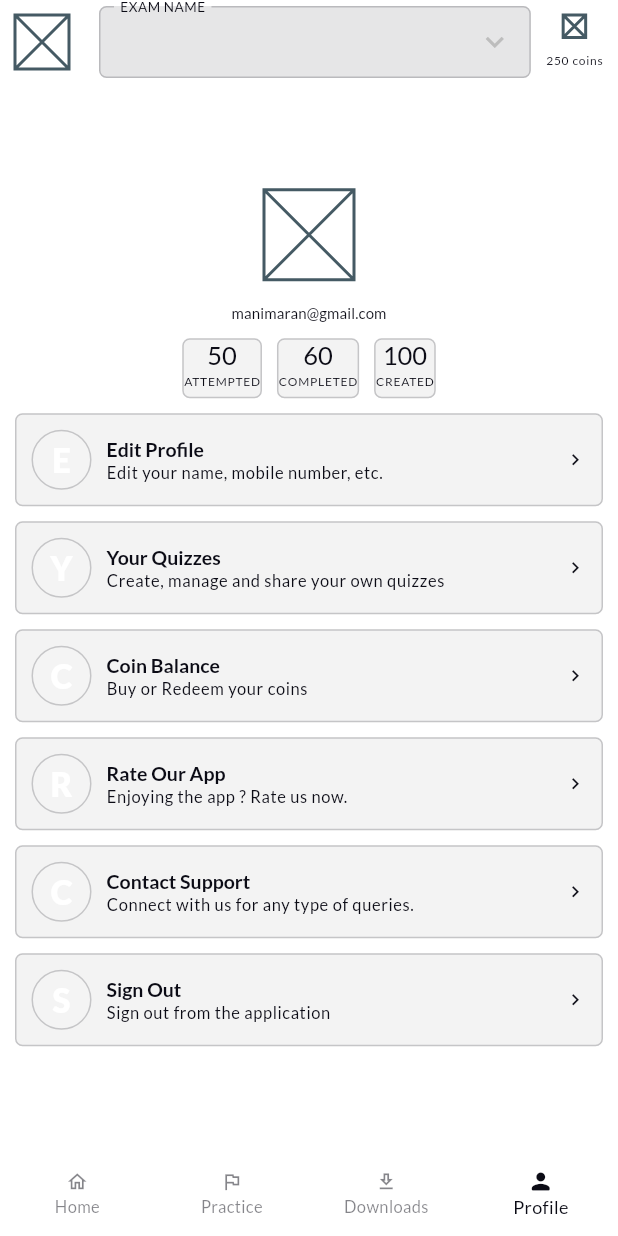
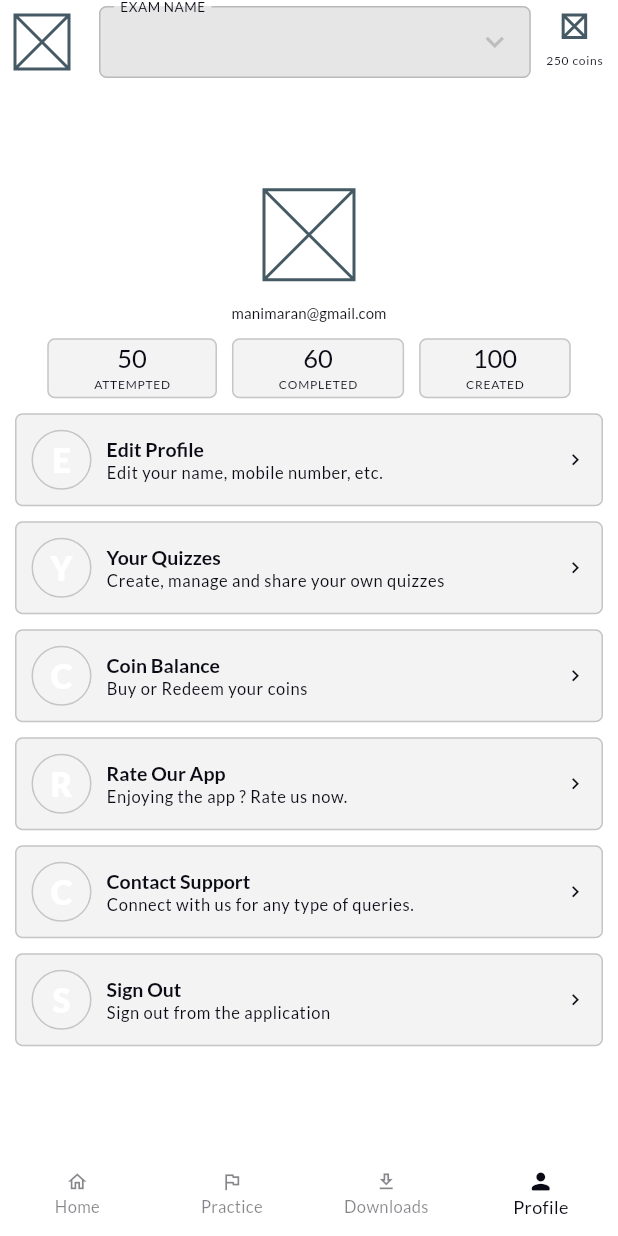
Before and after one commit to indhumathi-e04/quiz_app, a Flutter app: the screen it shows after launch, item 4 of the bottom bar chosen, on a phone screen of 412 x 824 dp. Run offline on Flutter 3.47's test engine with Material 3 defaults, Android fonts, the phone set to English and light mode, and no system bars; our stand-ins replace get, google_fonts.

Commit message:
padding-status

```diff
--- a/lib/modules/profile/view/screens/profile_screen.dart
+++ b/lib/modules/profile/view/screens/profile_screen.dart
@@ -1,5 +1,4 @@
 import 'package:flutter/material.dart';
-import 'package:flutter/widgets.dart';
 
 import 'package:get/get.dart';
 
@@ -99,6 +98,9 @@ class Status extends StatelessWidget {
   @override
   Widget build(BuildContext context) {
     return Container(
+      padding: const EdgeInsets.symmetric(
+        horizontal: UIConstants.defaultWidth * 3,
+      ),
       decoration: BoxDecoration(
         color: Theme.of(context).colorScheme.surface.withOpacity(0.05),
         border: Border.all(
@@ -109,6 +111,7 @@ class Status extends StatelessWidget {
         ),
       ),
       child: Column(
+        mainAxisAlignment: MainAxisAlignment.center,
         children: [
           Text(
             credits.toString(),
```
